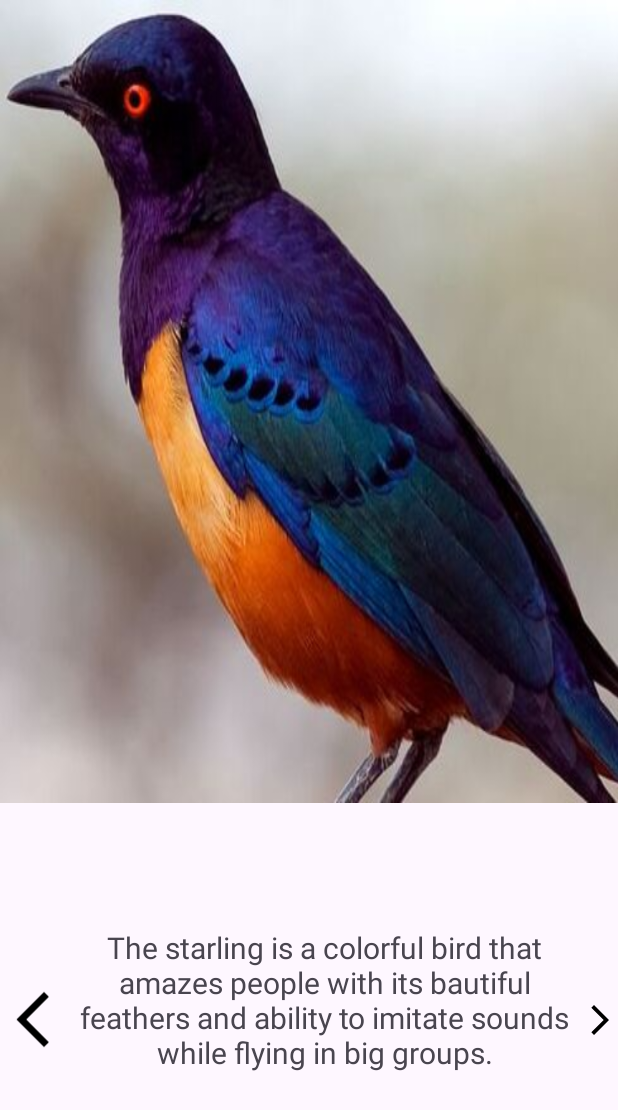
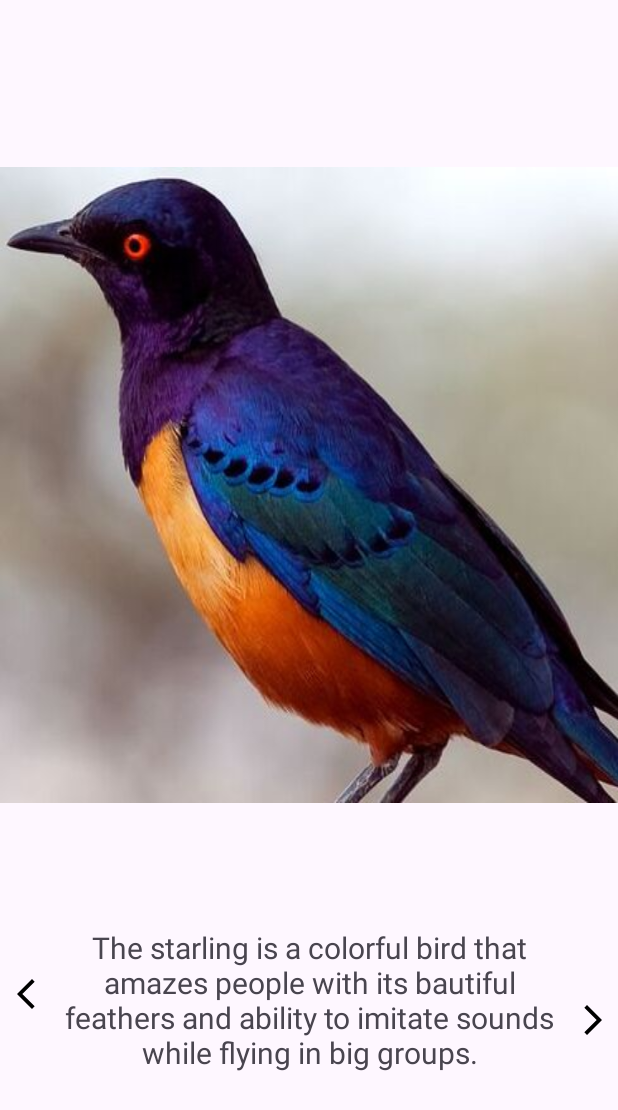
Before and after one commit to RigbeWeleslasie/birds, an Android app: the Bird3Activity screen opened directly, with no data from a screen before it, on a phone screen of 412 x 824 dp. Shown: the top 1110 px of the screen. Run offline under Robolectric (Android 15) with nearby library versions, the phone set to English and light mode, and no system bars.

Commit message:
My first application about different birds image and connecting those birds using previous and next button.

```diff
--- a/app/src/main/AndroidManifest.xml
+++ b/app/src/main/AndroidManifest.xml
@@ -22,9 +22,6 @@
             android:name=".Bird3Activity"
             android:exported="false" />
         <activity
-            android:name=".Bird3Activitiy"
-            android:exported="false" />
-        <activity
             android:name=".Bird2Activity"
             android:exported="false" />
         <activity
--- a/app/src/main/java/com/example/myapplication/Bird3Activity.kt
+++ b/app/src/main/java/com/example/myapplication/Bird3Activity.kt
@@ -18,17 +18,12 @@ class Bird3Activity : AppCompatActivity() {
         btnPrev3=findViewById(R.id.btnPrev3)
         btnNext3=findViewById(R.id.btnNext3)
         btnPrev3.setOnClickListener{
-            val intent= Intent(this,Bird2Activity::class.java)
-            startActivity(intent)
+           finish()
         }
         btnNext3.setOnClickListener{
             val intent= Intent(this,Bird4Activity::class.java)
             startActivity(intent)
         }
-        ViewCompat.setOnApplyWindowInsetsListener(findViewById(R.id.main)) { v, insets ->
-            val systemBars = insets.getInsets(WindowInsetsCompat.Type.systemBars())
-            v.setPadding(systemBars.left, systemBars.top, systemBars.right, systemBars.bottom)
-            insets
-        }
+
     }
 }
--- a/app/src/main/res/layout/activity_bird3.xml
+++ b/app/src/main/res/layout/activity_bird3.xml
@@ -16,8 +16,8 @@
 
     <ImageView
         android:id="@+id/imageView"
-        android:layout_width="0dp"
-        android:layout_height="0dp"
+        android:layout_width="wrap_content"
+        android:layout_height="wrap_content"
         android:scaleType="fitXY"
         app:layout_constraintBottom_toTopOf="@+id/guideline3"
         app:layout_constraintEnd_toEndOf="parent"
@@ -29,14 +29,14 @@
 
     <ImageView
         android:id="@+id/btnPrev3"
-        android:layout_width="0dp"
-        android:layout_height="0dp"
+        android:layout_width="wrap_content"
+        android:layout_height="wrap_content"
         app:layout_constraintBottom_toBottomOf="parent"
         app:layout_constraintEnd_toStartOf="@+id/textView2"
         app:layout_constraintHorizontal_bias="0.0"
         app:layout_constraintStart_toStartOf="parent"
         app:layout_constraintTop_toTopOf="@+id/guideline3"
-        app:layout_constraintVertical_bias="0.0"
+        app:layout_constraintVertical_bias="0.435"
         app:srcCompat="@drawable/baseline_arrow_back_ios_new_24" />
 
     <ImageView
@@ -55,7 +55,7 @@
         android:layout_height="144dp"
         android:text="@string/The_starling_is_a_colorful_bird_that_amazes_people_with_its_bautiful_feathers_and_ability_to_imitate_sounds_while_flying_in_big_groups"
         android:textAlignment="center"
-        android:textSize="20dp"
+        android:textSize="20sp"
         app:layout_constraintBottom_toBottomOf="parent"
         app:layout_constraintEnd_toStartOf="@+id/btnNext3"
         app:layout_constraintHorizontal_bias="0.473"
--- a/app/src/main/res/layout/activity_bird4.xml
+++ b/app/src/main/res/layout/activity_bird4.xml
@@ -32,7 +32,7 @@
         android:layout_width="wrap_content"
         android:layout_height="wrap_content"
         android:text="@string/Lutino"
-        android:textSize="24sp"
+        android:textSize="20sp"
         android:textStyle="bold|italic"
         app:layout_constraintBottom_toBottomOf="parent"
         app:layout_constraintEnd_toEndOf="parent"
--- a/app/src/main/res/layout/activity_bird5.xml
+++ b/app/src/main/res/layout/activity_bird5.xml
@@ -31,7 +31,7 @@
         android:id="@+id/textView3"
         android:layout_width="wrap_content"
         android:layout_height="wrap_content"
-        android:text="Carduelis"
+        android:text="@string/carduelis"
         android:textSize="20sp"
         android:textStyle="italic"
         app:layout_constraintBottom_toBottomOf="parent"
--- a/app/src/main/res/layout/activity_main.xml
+++ b/app/src/main/res/layout/activity_main.xml
@@ -45,7 +45,7 @@
         android:layout_width="wrap_content"
         android:layout_height="wrap_content"
         android:text="@string/Dove"
-        android:textSize="34sp"
+        android:textSize="20sp"
         android:textStyle="bold"
         app:layout_constraintBottom_toBottomOf="parent"
         app:layout_constraintEnd_toEndOf="parent"
--- a/app/src/main/res/values/strings.xml
+++ b/app/src/main/res/values/strings.xml
@@ -7,4 +7,8 @@
     <string name="The_starling_is_a_colorful_bird_that_amazes_people_with_its_bautiful_feathers_and_ability_to_imitate_sounds_while_flying_in_big_groups">The starling is a colorful bird that amazes people with its bautiful feathers and ability to imitate sounds while flying in big groups.</string>
     <string name="Sparrow">Sparrow</string>
     <string name="Starling">Starling</string>
+    <string name="carduelis">Carduelis</string>
+    <string name="todo">TODO</string>
+    <string name="Todo">TODO</string>
+    <string name="Todos">TODO</string>
 </resources>
```
Also changed, not shown: app/src/main/java/com/example/myapplication/Bird2Activity.kt (+2 -8 lines), app/src/main/java/com/example/myapplication/Bird3Activitiy.kt (deleted, +0 -35 lines), app/src/main/java/com/example/myapplication/Bird4Activity.kt (+1 -7 lines), app/src/main/java/com/example/myapplication/Bird5Activity.kt (+2 -6 lines), app/src/main/java/com/example/myapplication/MainActivity.kt (+5 -2 lines), app/src/main/res/layout/activity_bird2.xml (+6 -2 lines), 1 other file.
